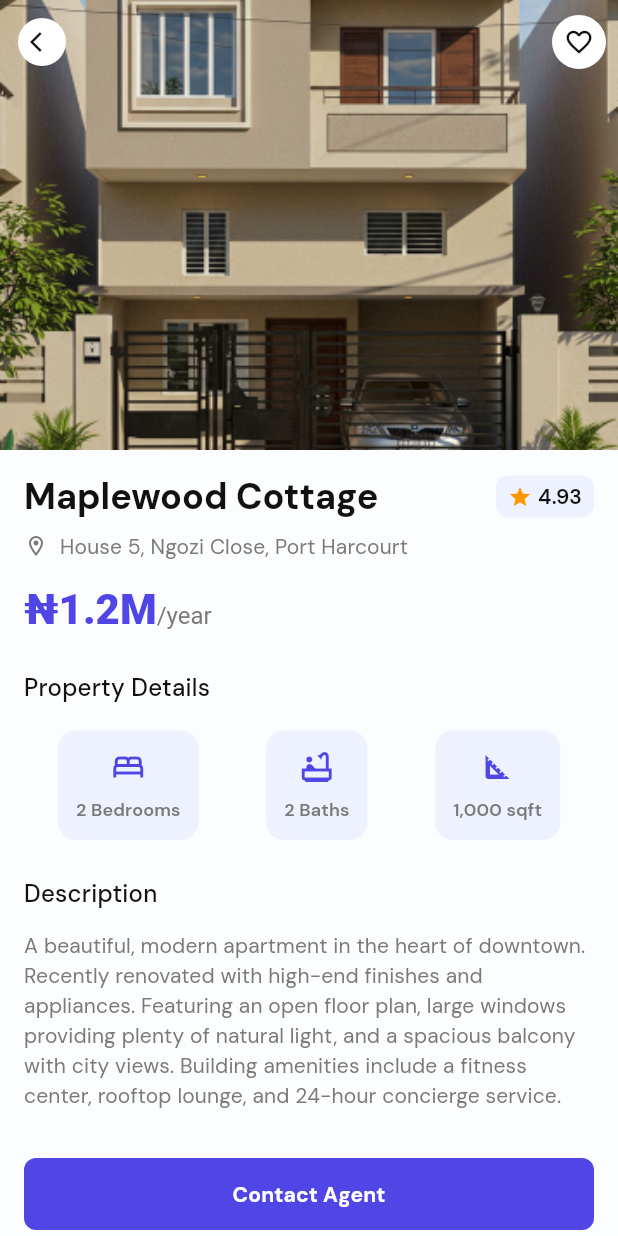
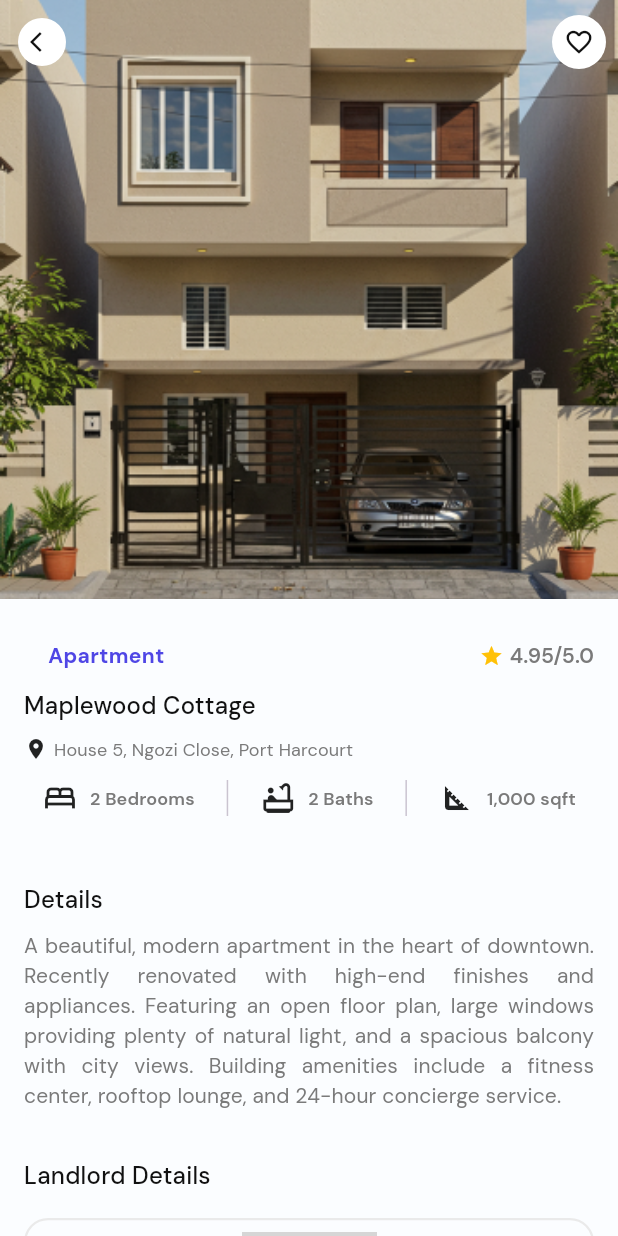
Before and after one commit to Bewizi/homefinder_frontend, a Flutter app: the screen it shows after launch, after a tap on "4.93", on a phone screen of 412 x 824 dp. Run offline on Flutter 3.47's test engine with Material 3 defaults, Android fonts, the phone set to English and light mode, and no system bars; our stand-ins replace font_awesome_flutter, go_router, google_fonts, lucide_icons_flutter; network calls fail; statements that could not run were skipped; grey boxes are pictures that could not be loaded.

Commit message:
feat: Enhance property details layout and add landlord information

```diff
--- a/lib/app/ui/pages/property_details/property_details.dart
+++ b/lib/app/ui/pages/property_details/property_details.dart
@@ -1,4 +1,3 @@
-// lib/app/ui/pages/propertyDetails/property_details.dart
 import 'package:flutter/material.dart';
 import 'package:go_router/go_router.dart';
 import 'package:homefinder/app/provider/property_provider.dart';
@@ -62,7 +61,7 @@ class _PropertyDetailsState extends State<PropertyDetails> {
             slivers: [
               // App Bar with Image
               SliverAppBar(
-                expandedHeight: 300,
+                expandedHeight: 399,
                 pinned: true,
                 backgroundColor: AppColors.primaryButton,
                 leading: IconButton(
@@ -109,103 +108,93 @@ class _PropertyDetailsState extends State<PropertyDetails> {
               // Property Details Content
               SliverToBoxAdapter(
                 child: Container(
-                  padding: EdgeInsets.all(16),
+                  padding: EdgeInsets.symmetric(horizontal: 16, vertical: 24),
                   child: Column(
                     crossAxisAlignment: CrossAxisAlignment.start,
                     children: [
-                      // Property Name and Price
+                      // property name,location,rating,and specs
                       Row(
                         mainAxisAlignment: MainAxisAlignment.spaceBetween,
                         children: [
-                          Expanded(child: TextHeading(property.name)),
+                          // this will always upadate when the property changes
                           Container(
                             padding: EdgeInsets.symmetric(
-                              horizontal: 8,
+                              horizontal: 16,
                               vertical: 4,
                             ),
                             decoration: BoxDecoration(
-                              color: AppColors.buttonBackground,
-                              borderRadius: BorderRadius.circular(8),
+                              color: AppColors.AliceBlue,
+                              borderRadius: BorderRadius.circular(12),
                             ),
-                            child: Row(
-                              mainAxisSize: MainAxisSize.min,
+                            child: Text(
+                              'Apartment',
+                              style: TextStyle(
+                                color: AppColors.primaryText,
+                                fontWeight: FontWeight.bold,
+                              ),
+                            ),
+                          ),
+                          // rating tag or text
+                          Row(
                             children: [
-                                Icon(
-                                  Icons.star,
-                                  color: Colors.orange,
-                                  size: 16,
-                                ),
-                                SizedBox(width: 4),
+                              Icon(Icons.star, color: Colors.amber, size: 16),
+                              const SizedBox(width: 4),
                               TextSmall(
-                                  property.rating.toString(),
-                                  color: AppColors.textBlack,
+                                '4.95/5.0',
                                 fontWeight: FontWeight.w600,
                               ),
                             ],
                           ),
-                          ),
                         ],
                       ),
 
-                      SizedBox(height: 8),
+                      const SizedBox(height: 8),
 
-                      // Location
+                      // Property Name,location and specs
+                      Column(
+                        crossAxisAlignment: CrossAxisAlignment.start,
+                        children: [
+                          TextMedium(property.name),
+                          const SizedBox(height: 8),
                           Row(
                             children: [
-                          Icon(
-                            Icons.location_on_outlined,
-                            color: AppColors.textGray,
-                            size: 16,
-                          ),
-                          SizedBox(width: 8),
-                          Expanded(
-                            child: TextSmall(
-                              property.location,
-                              fontSize: 14,
-                              color: AppColors.textGray,
-                            ),
-                          ),
+                              Icon(Icons.location_on, size: 16),
+                              const SizedBox(width: 4),
+                              // property location
+                              TextSmall(property.location, fontSize: 12),
                             ],
                           ),
 
-                      SizedBox(height: 16),
+                          // specs like bed,bath,area
+                          Row(
+                            mainAxisAlignment: MainAxisAlignment.spaceBetween,
+                            children: [
+                              _buildSpecItem(
+                                Icons.bed_outlined,
+                                property.specs[0],
+                              ),
 
-                      // Price
-                      RichText(
-                        text: TextSpan(
-                          text: '₦${property.price}M',
-                          style: TextStyle(
-                            fontSize: 28,
-                            fontWeight: FontWeight.w800,
-                            color: AppColors.primaryButton,
-                          ),
-                          children: [
-                            TextSpan(
-                              text: '/year',
-                              style: TextStyle(
-                                fontSize: 16,
-                                fontWeight: FontWeight.w400,
-                                color: AppColors.textGray,
-                              ),
-                            ),
-                          ],
+                              Container(
+                                height: 24,
+                                child: VerticalDivider(
+                                  color: AppColors.darkGray,
+                                  thickness: 1,
                                 ),
                               ),
 
-                      SizedBox(height: 24),
-
-                      // Specs
-                      TextMedium('Property Details'),
-                      SizedBox(height: 16),
-
-                      Row(
-                        mainAxisAlignment: MainAxisAlignment.spaceAround,
-                        children: [
-                          _buildSpecItem(Icons.bed_outlined, property.specs[0]),
                               _buildSpecItem(
                                 Icons.bathtub_outlined,
                                 property.specs[1],
                               ),
+
+                              Container(
+                                height: 24,
+                                child: VerticalDivider(
+                                  color: AppColors.darkGray,
+                                  thickness: 1,
+                                ),
+                              ),
+
                               _buildSpecItem(
                                 Icons.square_foot_outlined,
                                 property.specs[2],
@@ -213,33 +202,117 @@ class _PropertyDetailsState extends State<PropertyDetails> {
                             ],
                           ),
 
-                      SizedBox(height: 24),
+                          const SizedBox(height: 32),
 
-                      // Description
-                      TextMedium('Description'),
-                      SizedBox(height: 12),
+                          // description
+                          Column(
+                            crossAxisAlignment: CrossAxisAlignment.start,
+                            children: [
+                              TextMedium('Details'),
+                              const SizedBox(height: 8),
                               TextSmall(
                                 property.details,
-                        fontSize: 14,
-                        color: AppColors.textGray,
+                                height: 2,
+                                textAlign: TextAlign.justify,
+                              ),
+                            ],
                           ),
 
-                      SizedBox(height: 32),
+                          const SizedBox(height: 32),
 
-                      // Contact Button
-                      SubmitButton(
-                        'Contact Agent',
-                        onPressed: () {
-                          // Implement contact functionality
-                          ScaffoldMessenger.of(context).showSnackBar(
-                            SnackBar(
-                              content: Text('Contact feature coming soon!'),
+                          // landlord details and contact button
+                          Column(
+                            crossAxisAlignment: CrossAxisAlignment.start,
+                            children: [
+                              TextMedium('Landlord Details'),
+
+                              const SizedBox(height: 16),
+
+                              Center(
+                                child: Container(
+                                  padding: EdgeInsets.symmetric(
+                                    horizontal: 24,
+                                    vertical: 8,
                                   ),
-                          );
-                        },
+                                  width: double.infinity,
+                                  decoration: BoxDecoration(
+                                    border: Border.all(
+                                      color: AppColors.borderColor,
+                                      width: 1.5,
+                                    ),
+                                    borderRadius: BorderRadius.circular(16),
+                                  ),
+                                  child: Column(
+                                    children: [
+                                      // image of the landlord
+                                      CircleAvatar(
+                                        radius: 45,
+                                        backgroundImage: NetworkImage(
+                                          'https://images.pexels.com/photos/33811005/pexels-photo-33811005.jpeg',
+                                        ),
+                                        backgroundColor: AppColors.darkGray,
+                                        // child: Text('EP'),
                                       ),
 
-                      SizedBox(height: 16),
+                                      const SizedBox(height: 16),
+
+                                      // landlord name
+                                      TextMedium('Eleanor Pena'),
+
+                                      const SizedBox(height: 4),
+
+                                      // verified tag
+                                      Container(
+                                        padding: EdgeInsets.symmetric(
+                                          horizontal: 12,
+                                          vertical: 4,
+                                        ),
+                                        decoration: BoxDecoration(
+                                          color: Color(0xFFF0FDF4),
+                                          borderRadius: BorderRadius.circular(
+                                            12,
+                                          ),
+                                        ),
+                                        child: Row(
+                                          mainAxisSize: MainAxisSize.min,
+                                          children: [
+                                            Icon(
+                                              Icons.verified,
+                                              color: Color(0xFF22C55E),
+                                              size: 12,
+                                            ),
+                                            const SizedBox(width: 4),
+                                            Text(
+                                              'Verified',
+                                              style: TextStyle(
+                                                color: Color(0xFF22C55E),
+                                                fontWeight: FontWeight.bold,
+                                                fontSize: 12,
+                                              ),
+                                            ),
+                                          ],
+                                        ),
+                                      ),
+
+                                      const SizedBox(height: 16),
+                                      TextSmall(
+                                        'Trusted landlord known for prompt communication, well-\nmaintained properties, and a tenant-first approach.',
+                                        textAlign: TextAlign.center,
+                                        height: 2,
+                                        color: AppColors.darkGray,
+                                      ),
+
+                                      const SizedBox(height: 16),
+
+                                      CustomButtons(onPressed: () {}),
+                                    ],
+                                  ),
+                                ),
+                              ),
+                            ],
+                          ),
+                        ],
+                      ),
                     ],
                   ),
                 ),
@@ -254,14 +327,11 @@ class _PropertyDetailsState extends State<PropertyDetails> {
   Widget _buildSpecItem(IconData icon, String spec) {
     return Container(
       padding: EdgeInsets.all(12),
-      decoration: BoxDecoration(
-        color: AppColors.buttonBackground,
-        borderRadius: BorderRadius.circular(12),
-      ),
-      child: Column(
+
+      child: Row(
         children: [
-          Icon(icon, color: AppColors.primaryButton, size: 24),
-          SizedBox(height: 8),
+          Icon(icon, color: AppColors.darkGray, size: 24),
+          SizedBox(width: 8),
           TextSmall(spec, fontSize: 12, fontWeight: FontWeight.w600),
         ],
       ),
```
Lines whose indentation alone changed are shown as unchanged.
